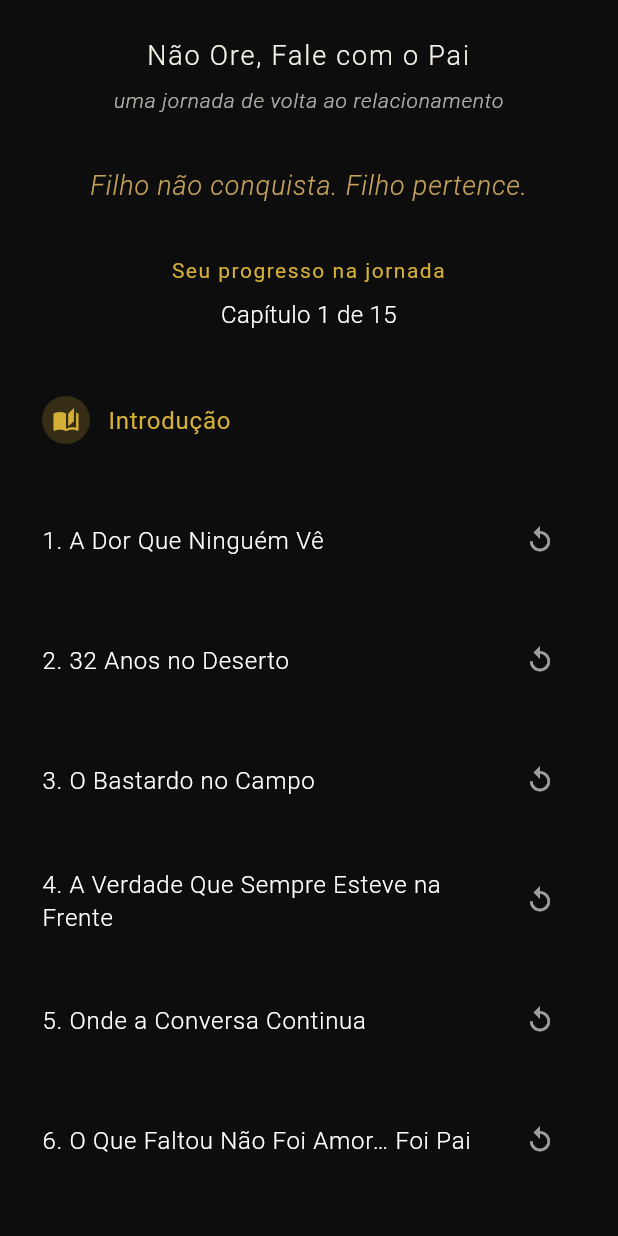
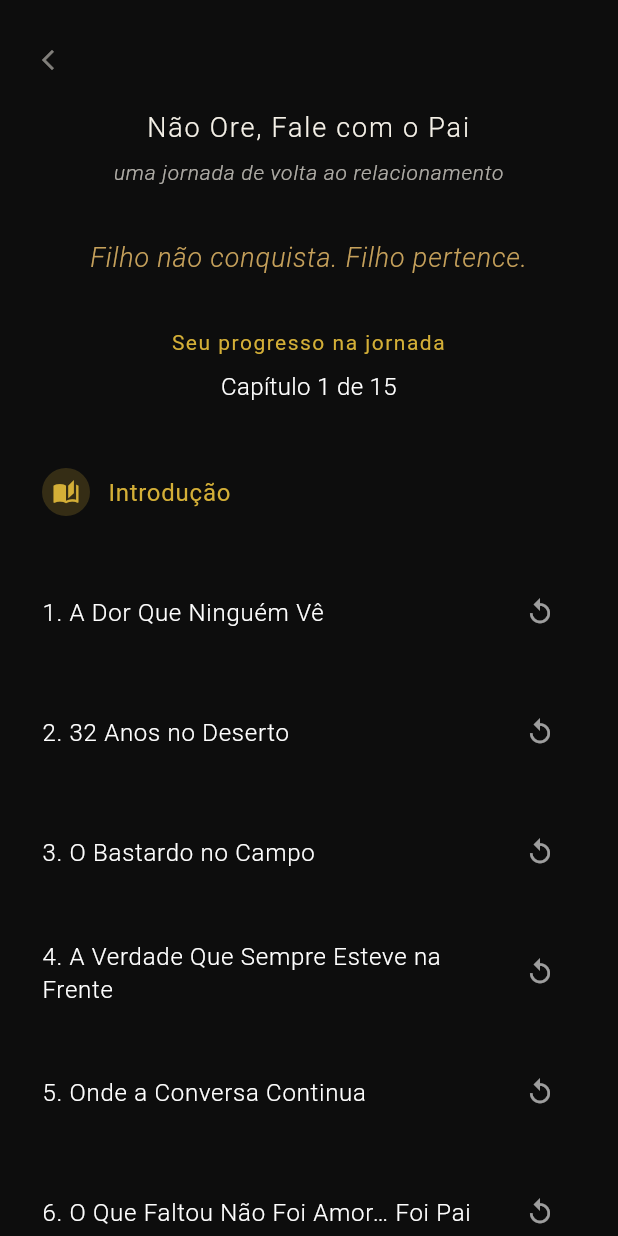
Before and after one commit to italoandres/movementDeusePai, a Flutter app: the BookHomePage screen opened by its route, on a phone screen of 412 x 824 dp. Run offline on Flutter 3.47's test engine with Material 3 defaults, Android fonts, the phone set to English and light mode, and no system bars; our stand-ins replace equatable, flutter_dotenv, flutter_riverpod, go_router, shared_preferences, supabase_flutter; missing offline and left inert: dart:html, dart:ui_web; accounts and stored records are empty.

Commit message:
fix: per-user video position + back button on book home

```diff
--- a/jornada_deus_pai/lib/features/book/presentation/pages/book_home_page.dart
+++ b/jornada_deus_pai/lib/features/book/presentation/pages/book_home_page.dart
@@ -77,6 +77,28 @@ class _BookHomePageState extends ConsumerState<BookHomePage> {
                   child: Column(
                     crossAxisAlignment: CrossAxisAlignment.stretch,
                     children: [
+                      // Back button to main home
+                      Align(
+                        alignment: Alignment.centerLeft,
+                        child: GestureDetector(
+                          onTap: () => context.go('/home'),
+                          child: Container(
+                            padding: const EdgeInsets.all(8),
+                            decoration: BoxDecoration(
+                              color: const Color(0xFF0D0D0D).withOpacity(0.4),
+                              shape: BoxShape.circle,
+                            ),
+                            child: Icon(
+                              Icons.arrow_back_ios_new,
+                              color: const Color(0xFFF5F1E8).withOpacity(0.5),
+                              size: 16,
+                            ),
+                          ),
+                        ),
+                      ),
+
+                      const SizedBox(height: 16),
+
                       // Header
                       BookHeader(isMobile: isMobile),
 
```
Also changed, not shown: jornada_deus_pai/lib/features/carta/presentation/screens/carta_screen.dart (+9 -3 lines), 3 other files.
